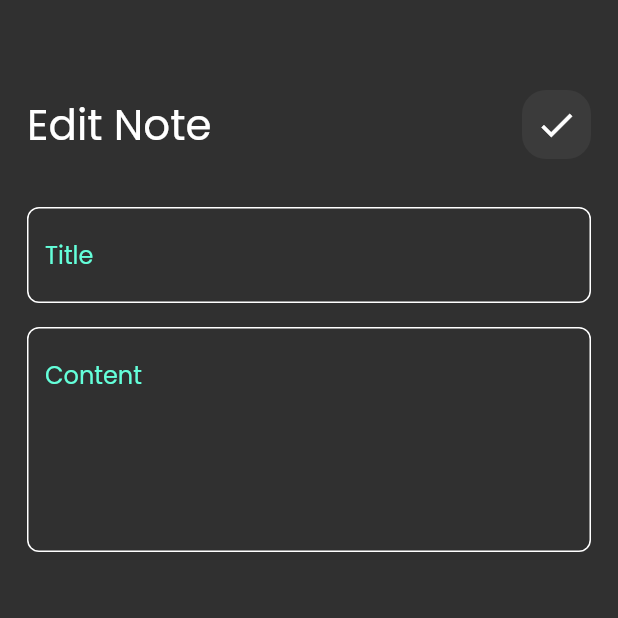
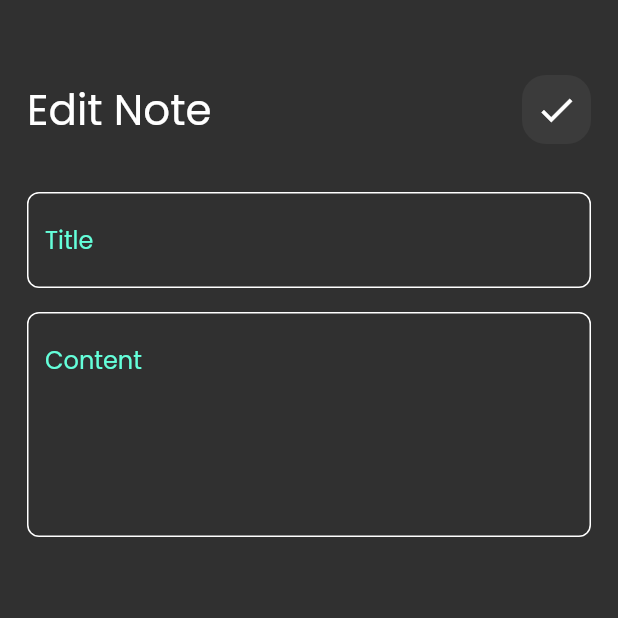
Before and after one commit to AsMaa-AhMeed/notes_app, a Flutter app: the screen it shows after launch, after a tap on "Flutter Tips", on a phone screen of 412 x 824 dp, the top half of it. Run offline on Flutter 3.47's test engine with Material 2 defaults, Android fonts, the phone set to English and light mode, and no system bars; our stand-ins replace font_awesome_flutter.

```diff
--- a/lib/main.dart
+++ b/lib/main.dart
@@ -1,5 +1,4 @@
 import 'package:flutter/material.dart';
-import 'package:notes_app/views/edit_note_view.dart';
 import 'package:notes_app/views/notes_view.dart';
 
 void main() {
@@ -14,7 +13,7 @@ class NotesApp extends StatelessWidget {
     return MaterialApp(
       debugShowCheckedModeBanner: false,
       theme: ThemeData(brightness: Brightness.dark, fontFamily: 'Poppins'),
-      home: NotesView(),
+      home: const NotesView(),
     );
   }
 }
--- a/lib/views/edit_note_view.dart
+++ b/lib/views/edit_note_view.dart
@@ -7,28 +7,6 @@ class EditNoteView extends StatelessWidget {
 
   @override
   Widget build(BuildContext context) {
-    return Scaffold(
-      body: Padding(
-        padding: const EdgeInsets.symmetric(horizontal: 18),
-        child: Column(
-          children: [
-            SizedBox(height: 60),
-            CustomAppBar(
-              data: "Edit Note",
-              icon: Icons.check,
-            ),
-            SizedBox(height: 32),
-            CustomTextFeild(
-              hintText: "Title",
-            ),
-            SizedBox(height: 16),
-            CustomTextFeild(
-              hintText: "Content",
-              maxLines: 5,
-            ),
-          ],
-        ),
-      ),
-    );
+    return Scaffold(body: EditNoteViewBody());
   }
 }
--- /dev/null
+++ b/lib/views/widgets/edit_note_view_body.dart
@@ -0,0 +1,32 @@
+import 'package:flutter/material.dart';
+
+import 'widgets.dart';
+
+class EditNoteViewBody extends StatelessWidget {
+  const EditNoteViewBody({super.key});
+
+  @override
+  Widget build(BuildContext context) {
+    return Padding(
+      padding: const EdgeInsets.symmetric(horizontal: 18),
+      child: Column(
+        children: const [
+          SizedBox(height: 50),
+          CustomAppBar(
+            data: "Edit Note",
+            icon: Icons.check,
+          ),
+          SizedBox(height: 32),
+          CustomTextFeild(
+            hintText: "Title",
+          ),
+          SizedBox(height: 16),
+          CustomTextFeild(
+            hintText: "Content",
+            maxLines: 5,
+          ),
+        ],
+      ),
+    );
+  }
+}
--- a/lib/views/widgets/widgets.dart
+++ b/lib/views/widgets/widgets.dart
@@ -6,3 +6,4 @@ export 'notes_listview.dart';
 export 'add_note_botttom_sheet.dart';
 export 'custom_text_feild.dart';
 export 'custom_botton.dart';
+export 'edit_note_view_body.dart';
```
Also changed, not shown: lib/models/note_model.dart (added, +13 -0 lines).
